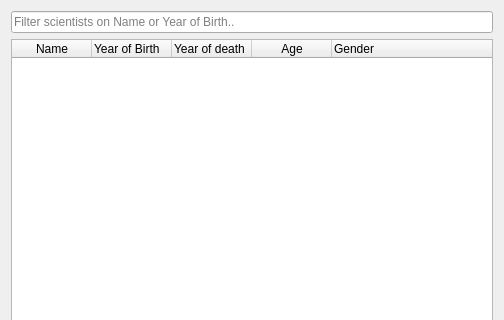
The window that sciwindow.ui (sandraBender/VLN1-hopur2) describes before a commit, drawn with Qt 5; both pictures show x 0 to 504 and y 0 to 320 of the 504 by 474 pixel window.
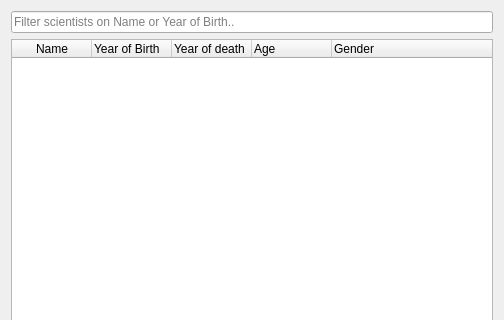
The same window after the commit.

Diff of the .ui file:
```diff
--- a/sciwindow.ui
+++ b/sciwindow.ui
@@ -88,6 +88,9 @@
           <property name="text">
            <string>Age</string>
           </property>
+          <property name="textAlignment">
+           <set>AlignLeading|AlignVCenter</set>
+          </property>
          </column>
          <column>
           <property name="text">
```
